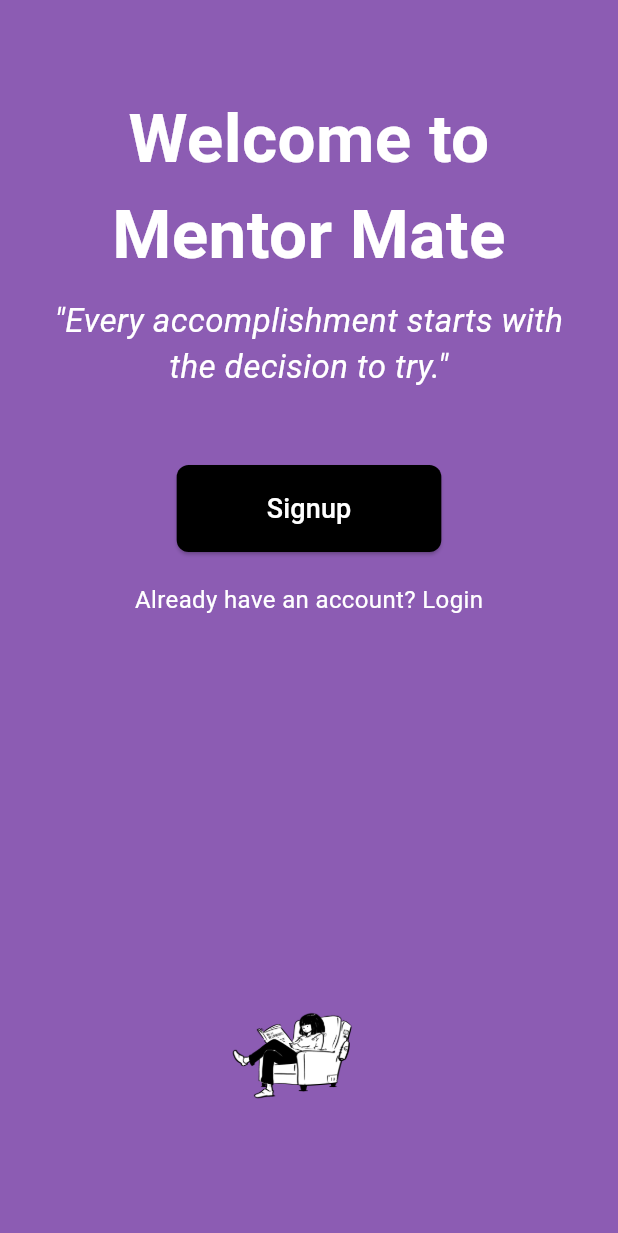
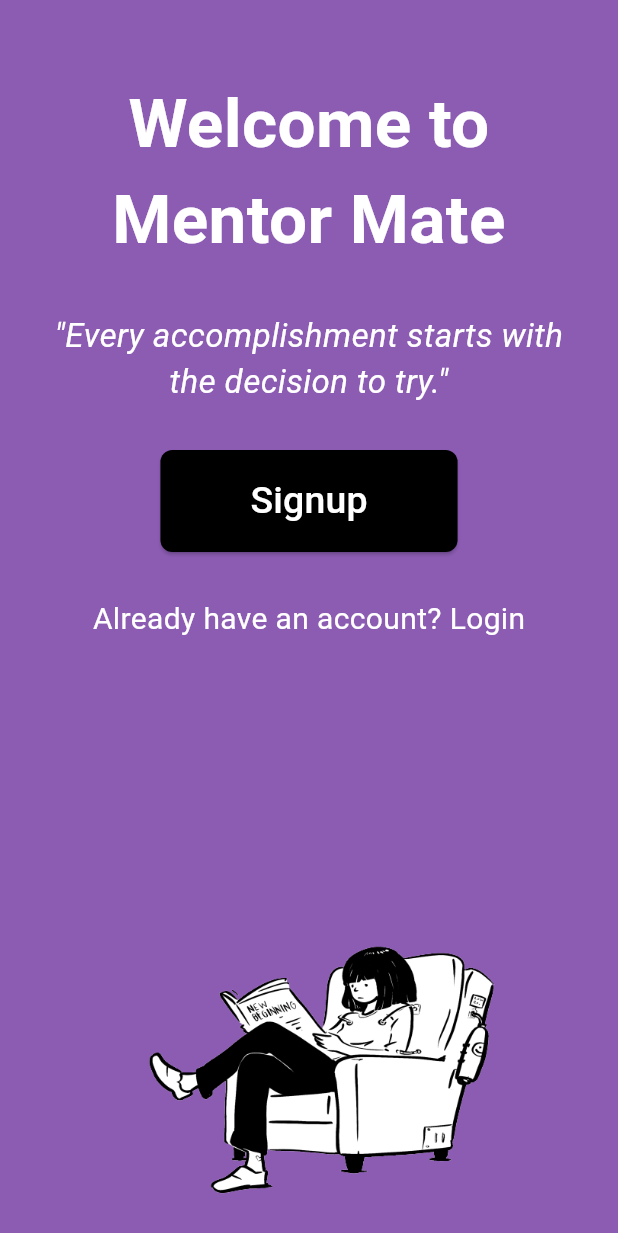
Before and after one commit to Tushar-022/goalify-gsc, a Flutter app: the SignUp screen opened directly, on a phone screen of 412 x 824 dp. Shown: the top 1233 px of the screen. Run offline on Flutter 3.47's test engine with Material 3 defaults, Android fonts, the phone set to English and light mode, and no system bars.

Commit message:
signup page1 modified

```diff
--- a/goalify/lib/main.dart
+++ b/goalify/lib/main.dart
@@ -21,7 +21,7 @@ class MyApp extends StatelessWidget {
       //home:AboutUs(),
       //home:ProfileScreen(),
       debugShowCheckedModeBanner: false,
-      home:SignUpScreen(),
+      home:SignUp(),
     );
   }
 }
--- a/goalify/lib/pages/signUpScreen1.dart
+++ b/goalify/lib/pages/signUpScreen1.dart
@@ -12,7 +12,7 @@ class SignUp extends StatelessWidget {
           mainAxisAlignment: MainAxisAlignment.center,
           crossAxisAlignment: CrossAxisAlignment.center,
           children: [
-            const SizedBox(height: 60.0),
+            const SizedBox(height: 50.0),
             Padding(
               padding:const EdgeInsets.symmetric(horizontal: 20.0),
               child: const Text(
@@ -25,7 +25,7 @@ class SignUp extends StatelessWidget {
                 textAlign: TextAlign.center,
               ),
             ),
-            const SizedBox(height: 10.0),
+            const SizedBox(height: 30.0),
             Padding(
               padding: const EdgeInsets.symmetric(horizontal: 20.0),
               child: const Text(
@@ -38,7 +38,7 @@ class SignUp extends StatelessWidget {
                 textAlign: TextAlign.center,
               ),
             ),
-            SizedBox(height: 50.0),
+            SizedBox(height: 30.0),
             Padding(
               padding: EdgeInsets.symmetric(horizontal: 20.0),
               child: ElevatedButton(
@@ -56,35 +56,35 @@ class SignUp extends StatelessWidget {
                   'Signup',
                   style: TextStyle(
                     color: Colors.white,
-                    fontSize: 18.0,
+                    fontSize: 25.0,
                   ),
                 ),
               ),
             ),
-            SizedBox(height: 20.0),
+            SizedBox(height: 30.0),
             Padding(
               padding: EdgeInsets.symmetric(horizontal: 15.0),
               child: Text(
                 'Already have an account? Login',
                 style: TextStyle(
                   color: Colors.white,
-                  fontSize: 16.0,
+                  fontSize: 20.0,
                 ),
               ),
             ),
 
            Padding(
-  padding: EdgeInsets.symmetric(horizontal: 10.0),
+  padding: EdgeInsets.only(top: 10.0),
   child: Container(
     alignment: Alignment.bottomRight, // Aligns the child to the bottom right
-    width: double.infinity, // Take full width
+    width: 500, // Take full width
     height: 500.0, // Adjust the height of the container as needed
     child: Container(
-      width: double.infinity,
-      height: double.infinity,
+      //width: double.infinity,
+      //height: double.infinity,
       decoration: BoxDecoration(
         image: DecorationImage(
-          image: AssetImage('public/images/signup.png'),
+          image: AssetImage('public/images/signup1.png'),
           fit: BoxFit.cover,
         ),
       ),
@@ -92,7 +92,7 @@ class SignUp extends StatelessWidget {
   ),
 ),
 
-            SizedBox(height: 20.0),
+
           ],
         ),
       ),
```
Also changed, not shown: goalify/public/images/signup1.png (added).
